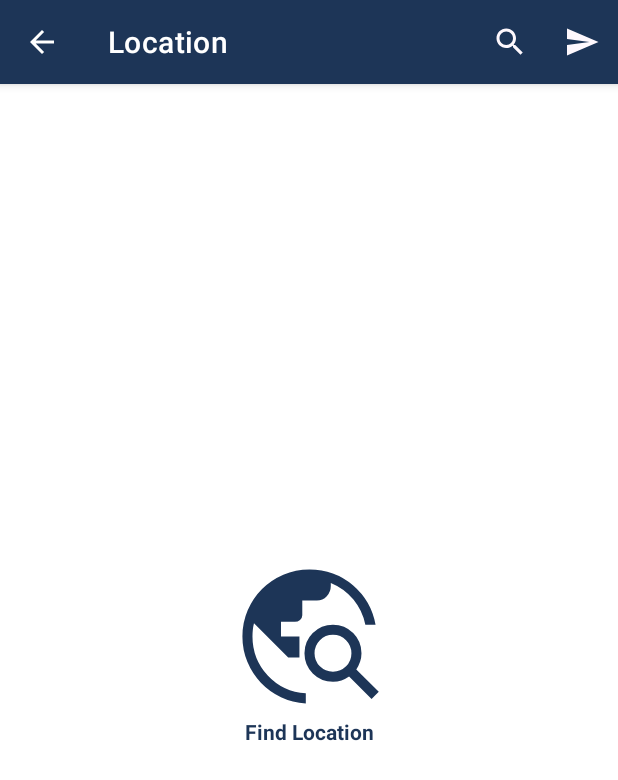
After one commit to nabilah1001/Notogo-MD, an Android app: the LocationActivity screen opened directly, with no data from a screen before it, on a phone screen of 412 x 824 dp. The commit adds this screen. Shown: the top 780 px of the screen. Run offline under Robolectric (Android 15) with nearby library versions, the phone set to English and light mode, and no system bars.

Commit message:
API location OK

```diff
--- a/app/src/main/java/com/dicoding/picodiploma/notogo_app/add/AddActivity.kt
+++ b/app/src/main/java/com/dicoding/picodiploma/notogo_app/add/AddActivity.kt
@@ -14,6 +14,7 @@ import androidx.datastore.core.DataStore
 import androidx.datastore.preferences.core.Preferences
 import androidx.datastore.preferences.preferencesDataStore
 import com.dicoding.picodiploma.notogo_app.R
+import com.dicoding.picodiploma.notogo_app.add.location.LocationActivity
 import com.dicoding.picodiploma.notogo_app.add.utils.AlarmManager
 import com.dicoding.picodiploma.notogo_app.add.utils.DatePickerFragment
 import com.dicoding.picodiploma.notogo_app.add.utils.TimePickerFragment
@@ -75,7 +76,7 @@ class AddActivity: AppCompatActivity(), View.OnClickListener, DatePickerFragment
 
         // Fill Location
         binding.layoutLocation.setOnClickListener {
-            startActivity(Intent(this, SearchLocationActivity::class.java))
+            startActivity(Intent(this, LocationActivity::class.java))
         }
     }
 
@@ -175,6 +176,8 @@ class AddActivity: AppCompatActivity(), View.OnClickListener, DatePickerFragment
     companion object {
         private const val DATE_PICKER_TAG = "DatePicker"
         private const val TIME_PICKER_ONCE_TAG = "TimePickerOnce"
+        const val EXTRA_LOCATION = "extra_location"
+        const val EXTRA_LOCATION_ID = "extra_location_id"
     }
 
 
--- /dev/null
+++ b/app/src/main/java/com/dicoding/picodiploma/notogo_app/add/location/LocationActivity.kt
@@ -0,0 +1,110 @@
+package com.dicoding.picodiploma.notogo_app.add.location
+
+import android.annotation.SuppressLint
+import android.app.SearchManager
+import android.content.Context
+import android.content.Intent
+import androidx.appcompat.app.AppCompatActivity
+import android.os.Bundle
+import android.view.Menu
+import android.view.MenuItem
+import android.view.View
+import androidx.appcompat.widget.SearchView
+import androidx.lifecycle.ViewModelProvider
+import androidx.recyclerview.widget.LinearLayoutManager
+import com.dicoding.picodiploma.notogo_app.R
+import com.dicoding.picodiploma.notogo_app.add.AddActivity
+import com.dicoding.picodiploma.notogo_app.databinding.ActivityLocationBinding
+import com.dicoding.picodiploma.notogo_app.model.response.ItemLocation
+
+class LocationActivity : AppCompatActivity() {
+
+    private lateinit var binding: ActivityLocationBinding
+    private lateinit var viewModel: LocationViewModel
+    private lateinit var adapter: LocationAdapter
+
+    @SuppressLint("NotifyDataSetChanged")
+    override fun onCreate(savedInstanceState: Bundle?) {
+        super.onCreate(savedInstanceState)
+        binding = ActivityLocationBinding.inflate(layoutInflater)
+        setContentView(binding.root)
+
+        supportActionBar!!.title = "Location"
+
+        adapter = LocationAdapter()
+        adapter.notifyDataSetChanged()
+
+        adapter.setOnItemClickCallback(object : LocationAdapter.OnItemClickCallback {
+            override fun onItemClicked(data: ItemLocation) {
+                Intent(this@LocationActivity, AddActivity::class.java).also{
+                    it.putExtra(AddActivity.EXTRA_LOCATION, data.location)
+                    it.putExtra(AddActivity.EXTRA_LOCATION_ID, data.locationId)
+                    startActivity(it)
+                }
+            }
+
+        })
+
+        viewModel = ViewModelProvider(
+            this,
+            ViewModelProvider.NewInstanceFactory()
+        )[LocationViewModel::class.java]
+
+        binding.apply {
+            rvLocation.layoutManager = LinearLayoutManager(this@LocationActivity)
+            rvLocation.setHasFixedSize(true)
+            rvLocation.adapter = adapter
+        }
+
+        viewModel.getSearchUsers().observe(this) {
+            if (it != null) {
+                adapter.setList(it)
+                binding.opening.visibility = View.GONE
+                binding.tvOpening.visibility = View.GONE
+                binding.pbLocation.visibility = View.GONE
+            }
+        }
+    }
+
+    override fun onCreateOptionsMenu(menu: Menu): Boolean {
+        val inflater = menuInflater
+        inflater.inflate(R.menu.search_action, menu)
+
+        val searchManager = getSystemService(Context.SEARCH_SERVICE) as SearchManager
+        val searchView = menu.findItem(R.id.search).actionView as SearchView
+
+        searchView.setSearchableInfo(searchManager.getSearchableInfo(componentName))
+        searchView.queryHint = resources.getString(R.string.search_hint)
+        searchView.setOnQueryTextListener(object : SearchView.OnQueryTextListener {
+
+            override fun onQueryTextSubmit(query: String): Boolean {
+                searchView.clearFocus()
+
+                binding.pbLocation.visibility = View.VISIBLE
+                viewModel.setSearchUsers(query)
+                binding.opening.visibility = View.GONE
+                binding.tvOpening.visibility = View.GONE
+
+                return true
+            }
+
+            override fun onQueryTextChange(newText: String): Boolean {
+                return false
+            }
+        })
+        return true
+    }
+
+    override fun onOptionsItemSelected(item: MenuItem): Boolean {
+        return when(item.itemId){
+            R.id.choose_location -> {
+                Intent(this, AddActivity::class.java).also{
+                    startActivity(it)
+                }
+                true
+            }
+            else -> super.onOptionsItemSelected(item)
+        }
+
+    }
+}
--- /dev/null
+++ b/app/src/main/java/com/dicoding/picodiploma/notogo_app/add/location/LocationAdapter.kt
@@ -0,0 +1,51 @@
+package com.dicoding.picodiploma.notogo_app.add.location
+
+import android.annotation.SuppressLint
+import android.view.LayoutInflater
+import android.view.ViewGroup
+import androidx.recyclerview.widget.RecyclerView
+import com.dicoding.picodiploma.notogo_app.databinding.ItemRowLocationBinding
+import com.dicoding.picodiploma.notogo_app.model.response.ItemLocation
+
+class LocationAdapter : RecyclerView.Adapter<LocationAdapter.UserViewHolder>(){
+
+    private val list = ArrayList<ItemLocation>()
+    private var onItemClickCallback : OnItemClickCallback? = null
+
+    fun setOnItemClickCallback (onItemClickCallback: OnItemClickCallback){
+        this.onItemClickCallback = onItemClickCallback
+    }
+
+    @SuppressLint("NotifyDataSetChanged")
+    fun setList(users: ArrayList<ItemLocation>){
+        list.clear()
+        list.addAll(users)
+        notifyDataSetChanged()
+    }
+
+    inner class UserViewHolder(private val binding: ItemRowLocationBinding) : RecyclerView.ViewHolder(binding.root){
+        fun bind(location: ItemLocation){
+            binding.root.setOnClickListener{
+                onItemClickCallback?.onItemClicked(location)
+            }
+            binding.apply {
+                tvLocation.text = location.location
+            }
+        }
+    }
+
+    override fun onCreateViewHolder(parent: ViewGroup, viewType: Int): UserViewHolder {
+        val view = ItemRowLocationBinding.inflate(LayoutInflater.from(parent.context), parent, false)
+        return UserViewHolder((view))
+    }
+
+    override fun onBindViewHolder(holder: UserViewHolder, position: Int) {
+        holder.bind(list[position])
+    }
+
+    override fun getItemCount(): Int = list.size
+
+    interface OnItemClickCallback{
+        fun onItemClicked(data: ItemLocation)
+    }
+}
--- /dev/null
+++ b/app/src/main/java/com/dicoding/picodiploma/notogo_app/add/location/LocationViewModel.kt
@@ -0,0 +1,39 @@
+package com.dicoding.picodiploma.notogo_app.add.location
+
+import android.util.Log
+import androidx.lifecycle.LiveData
+import androidx.lifecycle.MutableLiveData
+import androidx.lifecycle.ViewModel
+import com.dicoding.picodiploma.notogo_app.model.response.ItemLocation
+import com.dicoding.picodiploma.notogo_app.model.response.LocationResponse
+import com.dicoding.picodiploma.notogo_app.network.ApiConfig
+import retrofit2.Call
+import retrofit2.Callback
+import retrofit2.Response
+
+class LocationViewModel : ViewModel() {
+
+    val listUsers = MutableLiveData<ArrayList<ItemLocation>>()
+
+    fun setSearchUsers(query: String){
+        val client = ApiConfig.getApiService().getSearchLocations(query)
+        client.enqueue(object : Callback<LocationResponse> {
+            override fun onResponse(
+                call: Call<LocationResponse>,
+                response: Response<LocationResponse>
+            ) {
+                if (response.isSuccessful){
+                    listUsers.postValue(response.body()?.result)
+                }
+            }
+
+            override fun onFailure(call: Call<LocationResponse>, t: Throwable) {
+                Log.e("Failure", t.message!!)
+            }
+        })
+    }
+
+    fun getSearchUsers(): LiveData<ArrayList<ItemLocation>> {
+        return listUsers
+    }
+}
--- a/app/src/main/java/com/dicoding/picodiploma/notogo_app/network/ApiService.kt
+++ b/app/src/main/java/com/dicoding/picodiploma/notogo_app/network/ApiService.kt
@@ -46,4 +46,10 @@ interface ApiService {
     fun getGoals(
         @Header("token") token: String
     ) : Call<GoalsResponse>
+
+    // Search Location
+    @GET("/location/search")
+    fun getSearchLocations(
+        @Query("search") query: String
+    ): Call<LocationResponse>
 }
--- a/app/src/main/res/drawable/ic_calendar.xml
+++ b/app/src/main/res/drawable/ic_calendar.xml
@@ -1,6 +1,6 @@
 <vector xmlns:android="http://schemas.android.com/apk/res/android"
-    android:width="48dp"
-    android:height="48dp"
+    android:width="24dp"
+    android:height="24dp"
     android:viewportWidth="48"
     android:viewportHeight="48"
     android:tint="@color/blue_1">
--- /dev/null
+++ b/app/src/main/res/drawable/ic_explore.xml
@@ -0,0 +1,10 @@
+<vector xmlns:android="http://schemas.android.com/apk/res/android"
+    android:width="48dp"
+    android:height="48dp"
+    android:viewportWidth="48"
+    android:viewportHeight="48"
+    android:tint="@color/blue_1">
+  <path
+      android:fillColor="@android:color/white"
+      android:pathData="M22.9,43.95Q18.95,43.75 15.5,42.1Q12.05,40.45 9.5,37.775Q6.95,35.1 5.475,31.55Q4,28 4,24Q4,19.85 5.575,16.2Q7.15,12.55 9.85,9.85Q12.55,7.15 16.2,5.575Q19.85,4 24,4Q31.45,4 36.95,8.7Q42.45,13.4 43.7,20.5H40.65Q39.8,16.3 37.1,13Q34.4,9.7 30.35,8.05V8.95Q30.35,10.7 29.15,12Q27.95,13.3 26.2,13.3H21.85V17.65Q21.85,18.5 21.175,19.05Q20.5,19.6 19.65,19.6H15.5V24H21V30.25H17.65L7.45,20.05Q7.2,21.05 7.1,22.025Q7,23 7,24Q7,30.75 11.55,35.65Q16.1,40.55 22.9,40.95ZM42.5,42.65 L35.8,35.95Q34.75,36.7 33.525,37.1Q32.3,37.5 31,37.5Q27.45,37.5 24.975,35.025Q22.5,32.55 22.5,29Q22.5,25.45 24.975,22.975Q27.45,20.5 31,20.5Q34.55,20.5 37.025,22.975Q39.5,25.45 39.5,29Q39.5,30.3 39.075,31.525Q38.65,32.75 37.95,33.85L44.65,40.5ZM31,34.5Q33.3,34.5 34.9,32.9Q36.5,31.3 36.5,29Q36.5,26.7 34.9,25.1Q33.3,23.5 31,23.5Q28.7,23.5 27.1,25.1Q25.5,26.7 25.5,29Q25.5,31.3 27.1,32.9Q28.7,34.5 31,34.5Z"/>
+</vector>
--- a/app/src/main/res/drawable/ic_input_location.xml
+++ b/app/src/main/res/drawable/ic_input_location.xml
@@ -1,5 +1,5 @@
 <vector android:autoMirrored="true" android:height="24dp"
-    android:tint="#1D3557" android:viewportHeight="24"
+    android:tint="@color/white_2" android:viewportHeight="24"
     android:viewportWidth="24" android:width="24dp" xmlns:android="http://schemas.android.com/apk/res/android">
     <path android:fillColor="@android:color/white" android:pathData="M2.01,21L23,12 2.01,3 2,10l15,2 -15,2z"/>
 </vector>
--- a/app/src/main/res/drawable/ic_search.xml
+++ b/app/src/main/res/drawable/ic_search.xml
@@ -1,4 +1,4 @@
-<vector android:height="24dp" android:tint="#1D3557"
+<vector android:height="24dp" android:tint="@color/white_2"
     android:viewportHeight="24" android:viewportWidth="24"
     android:width="24dp" xmlns:android="http://schemas.android.com/apk/res/android">
     <path android:fillColor="@android:color/white" android:pathData="M15.5,14h-0.79l-0.28,-0.27C15.41,12.59 16,11.11 16,9.5 16,5.91 13.09,3 9.5,3S3,5.91 3,9.5 5.91,16 9.5,16c1.61,0 3.09,-0.59 4.23,-1.57l0.27,0.28v0.79l5,4.99L20.49,19l-4.99,-5zM9.5,14C7.01,14 5,11.99 5,9.5S7.01,5 9.5,5 14,7.01 14,9.5 11.99,14 9.5,14z"/>
--- /dev/null
+++ b/app/src/main/res/layout/activity_location.xml
@@ -0,0 +1,97 @@
+<?xml version="1.0" encoding="utf-8"?>
+<androidx.constraintlayout.widget.ConstraintLayout xmlns:android="http://schemas.android.com/apk/res/android"
+    xmlns:app="http://schemas.android.com/apk/res-auto"
+    xmlns:tools="http://schemas.android.com/tools"
+    android:layout_width="match_parent"
+    android:layout_height="match_parent"
+    tools:context=".add.location.LocationActivity">
+
+<!--    <com.google.android.material.textfield.TextInputLayout-->
+<!--        android:id="@+id/layout_search_location"-->
+<!--        style="@style/Widget.MaterialComponents.TextInputLayout.OutlinedBox"-->
+<!--        android:layout_width="0dp"-->
+<!--        android:layout_height="wrap_content"-->
+<!--        android:layout_marginStart="16dp"-->
+<!--        android:layout_marginTop="16dp"-->
+<!--        android:hint="@string/location"-->
+<!--        app:counterEnabled="false"-->
+<!--        app:endIconMode="clear_text"-->
+<!--        app:layout_constraintEnd_toStartOf="@+id/btn_location"-->
+<!--        app:layout_constraintStart_toStartOf="parent"-->
+<!--        app:layout_constraintTop_toTopOf="parent"-->
+<!--        app:startIconDrawable="@drawable/ic_search">-->
+
+<!--        <com.google.android.material.textfield.TextInputEditText-->
+<!--            android:id="@+id/et_location"-->
+<!--            android:layout_width="match_parent"-->
+<!--            android:layout_height="wrap_content"-->
+<!--            android:enabled="false" />-->
+<!--    </com.google.android.material.textfield.TextInputLayout>-->
+
+<!--    <ImageButton-->
+<!--        android:id="@+id/btn_location"-->
+<!--        style="@style/Base.Widget.AppCompat.ImageButton"-->
+<!--        android:layout_width="60dp"-->
+<!--        android:layout_height="0dp"-->
+<!--        android:layout_column="1"-->
+<!--        android:layout_marginEnd="16dp"-->
+<!--        android:contentDescription="@string/input_location"-->
+<!--        android:src="@drawable/ic_input_location"-->
+<!--        app:layout_constraintBottom_toBottomOf="@+id/layout_search_location"-->
+<!--        app:layout_constraintEnd_toEndOf="parent"-->
+<!--        app:layout_constraintTop_toTopOf="@+id/layout_search_location" />-->
+
+    <androidx.recyclerview.widget.RecyclerView
+        android:id="@+id/rv_location"
+        android:layout_width="0dp"
+        android:layout_height="0dp"
+        android:layout_marginStart="16dp"
+        android:layout_marginTop="16dp"
+        android:layout_marginEnd="16dp"
+        android:layout_marginBottom="16dp"
+        android:overScrollMode="never"
+        android:scrollbarSize="0dp"
+        app:layout_constraintBottom_toBottomOf="parent"
+        app:layout_constraintEnd_toEndOf="parent"
+        app:layout_constraintStart_toStartOf="parent"
+        app:layout_constraintTop_toTopOf="parent"
+        tools:listitem="@layout/item_row_location" />
+
+    <ProgressBar
+        android:id="@+id/pb_location"
+        style="?android:attr/progressBarStyle"
+        android:layout_width="wrap_content"
+        android:layout_height="wrap_content"
+        android:visibility="gone"
+        app:layout_constraintBottom_toBottomOf="@+id/rv_location"
+        app:layout_constraintEnd_toEndOf="@+id/rv_location"
+        app:layout_constraintStart_toStartOf="@+id/rv_location"
+        app:layout_constraintTop_toTopOf="@+id/rv_location"
+        tools:visibility="visible" />
+    <ImageView
+        android:id="@+id/opening"
+        android:layout_width="119dp"
+        android:layout_height="107dp"
+        android:layout_marginBottom="32dp"
+        app:layout_constraintBottom_toBottomOf="parent"
+        app:layout_constraintEnd_toEndOf="parent"
+        app:layout_constraintStart_toStartOf="parent"
+        app:layout_constraintTop_toTopOf="parent"
+        app:srcCompat="@drawable/ic_explore"
+        tools:visibility="visible"
+        android:contentDescription="@string/find_location" />
+
+    <TextView
+        android:id="@+id/tv_opening"
+        android:layout_width="wrap_content"
+        android:layout_height="wrap_content"
+        android:text="@string/find_location"
+        android:textColor="@color/blue_1"
+        android:textStyle="bold"
+        app:layout_constraintEnd_toEndOf="@+id/opening"
+        app:layout_constraintStart_toStartOf="@+id/opening"
+        app:layout_constraintTop_toBottomOf="@+id/opening"
+        tools:visibility="visible"/>
+
+
+</androidx.constraintlayout.widget.ConstraintLayout>
--- a/app/src/main/res/layout/activity_main.xml
+++ b/app/src/main/res/layout/activity_main.xml
@@ -14,11 +14,11 @@
         android:layout_width="match_parent"
         android:layout_height="match_parent"
         app:defaultNavHost="true"
-            app:layout_constraintBottom_toTopOf="@id/nav_bottom"
+        app:layout_constraintBottom_toTopOf="@id/bottom_app_bar"
         app:layout_constraintLeft_toLeftOf="parent"
         app:layout_constraintRight_toRightOf="parent"
         app:layout_constraintTop_toTopOf="parent"
-            app:navGraph="@navigation/mobile_navigation"/>
+        app:navGraph="@navigation/mobile_navigation" />
 
     <com.google.android.material.bottomappbar.BottomAppBar
         android:id="@+id/bottom_app_bar"
--- a/app/src/main/res/layout/item_row_goal.xml
+++ b/app/src/main/res/layout/item_row_goal.xml
@@ -40,8 +40,8 @@
 
         <ImageView
             android:id="@+id/img_icon"
-            android:layout_width="wrap_content"
-            android:layout_height="wrap_content"
+            android:layout_width="35dp"
+            android:layout_height="35dp"
             android:layout_marginStart="8dp"
             android:rotation="180"
             card_view:layout_constraintBottom_toBottomOf="parent"
--- /dev/null
+++ b/app/src/main/res/menu/search_action.xml
@@ -0,0 +1,18 @@
+<?xml version="1.0" encoding="utf-8"?>
+<menu xmlns:android="http://schemas.android.com/apk/res/android"
+    xmlns:app="http://schemas.android.com/apk/res-auto">
+
+    <item
+        android:id="@+id/search"
+        android:icon="@drawable/ic_search"
+        android:title="@string/search_location"
+        app:actionViewClass="androidx.appcompat.widget.SearchView"
+        app:showAsAction="collapseActionView|always" />
+
+    <item
+        android:id="@+id/choose_location"
+        android:title="@string/choose_location"
+        android:icon="@drawable/ic_input_location"
+        app:showAsAction="always"/>
+
+</menu>
--- a/app/src/main/res/values/strings.xml
+++ b/app/src/main/res/values/strings.xml
@@ -89,4 +89,8 @@
     <string name="transport">Transport</string>
     <string name="hotel">Hotel</string>
     <string name="food">Food</string>
+    <string name="search_location">Search Location</string>
+    <string name="choose_location">Choose Location</string>
+    <string name="find_location">Find Location</string>
+    <string name="search_hint">Search Location</string>
 </resources>
```
Also changed, not shown: app/src/main/AndroidManifest.xml (+5 -6 lines), app/src/main/java/com/dicoding/picodiploma/notogo_app/add/SearchLocationActivity.kt (deleted, +0 -18 lines), app/src/main/java/com/dicoding/picodiploma/notogo_app/model/response/LocationResponse.kt (added, +21 -0 lines), app/src/main/res/layout/activity_search_location.xml (deleted, +0 -72 lines), app/src/main/res/layout/fragment_bucket.xml (+5 -4 lines). Lines whose indentation alone changed are shown as unchanged.
